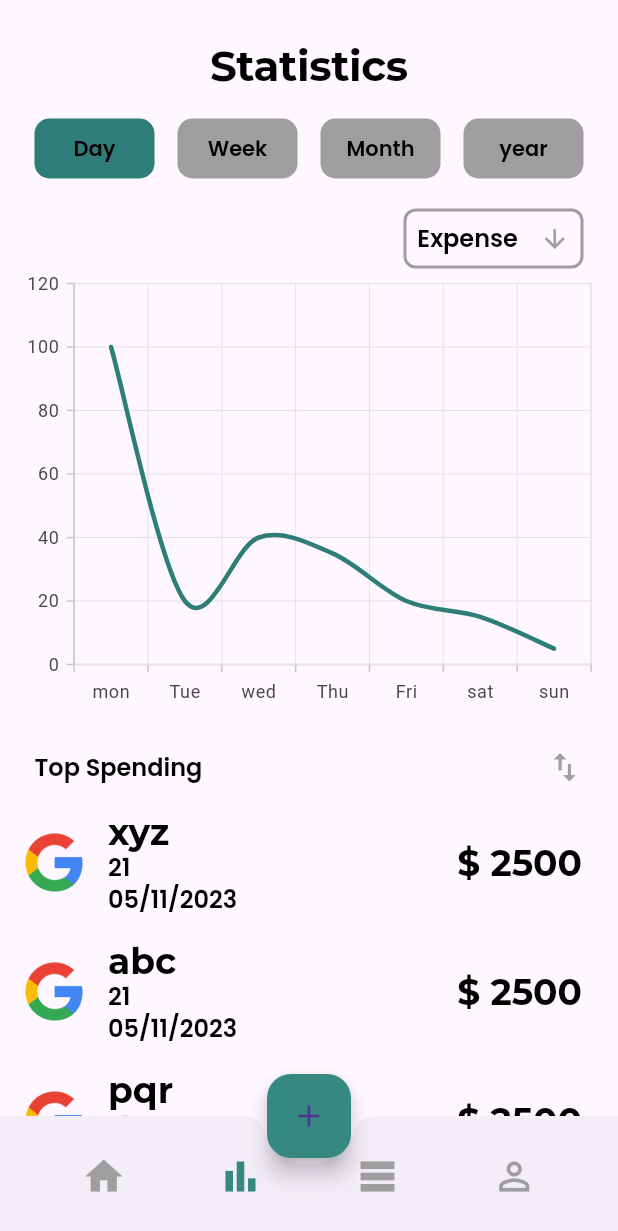
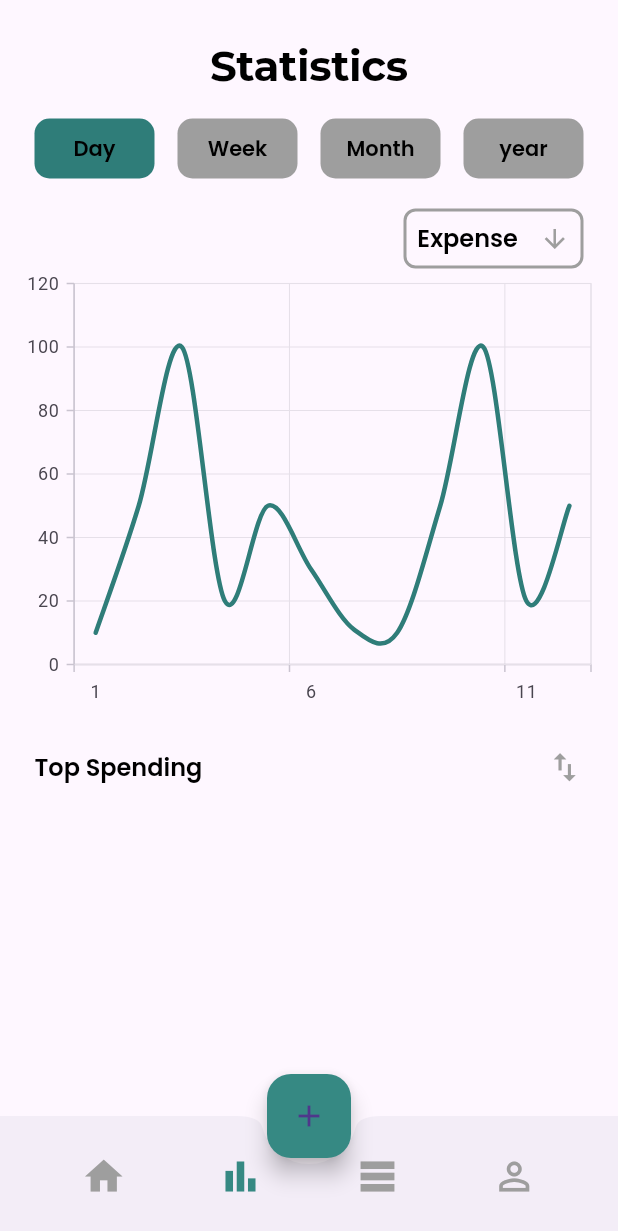
Before and after one commit to faizanlone666/mxpert, a Flutter app: the screen it shows after launch, item 2 of the bottom bar chosen, on a phone screen of 412 x 824 dp. Shown: the top 1231 px of the screen. Run offline on Flutter 3.47's test engine with Material 3 defaults, Android fonts, the phone set to English and light mode, and no system bars; our stand-ins replace flutter_otp_text_field, get, google_fonts, syncfusion_flutter_charts.

Commit message:
fixed the chart screen

```diff
--- a/lib/src/constants/data.dart
+++ b/lib/src/constants/data.dart
@@ -1,32 +1,6 @@
 import 'package:mxpert/src/constants/data_model_for_home_screen.dart';
-import 'package:mxpert/src/constants/image_strings.dart';
 
-List<DataModelForHomeScreen> listData = [
-  DataModelForHomeScreen(
-      itemName: "xyz",
-      quantity: "21",
-      price: "2500",
-      date: "05/11/2023",
-      logo: fGoogleLogoImage),
-  DataModelForHomeScreen(
-      itemName: "abc",
-      quantity: "21",
-      price: "2500",
-      date: "05/11/2023",
-      logo: fGoogleLogoImage),
-  DataModelForHomeScreen(
-      itemName: "pqr",
-      quantity: "21",
-      price: "2500",
-      date: "05/11/2023",
-      logo: fGoogleLogoImage),
-  DataModelForHomeScreen(
-      itemName: "lmn",
-      quantity: "21",
-      price: "2500",
-      date: "05/11/2023",
-      logo: fGoogleLogoImage),
-];
+List<DataModelForHomeScreen> listData = [];
 
 addData(DataModelForHomeScreen dataModelForHomeScreen){
   listData.add(dataModelForHomeScreen);
--- /dev/null
+++ b/lib/src/constants/dataFile.dart
@@ -0,0 +1,21 @@
+import 'dart:collection';
+
+getDataForWeeks(){
+  Map<String, int> weekMap = HashMap();
+  weekMap["Mon"] = 10;
+  weekMap["Tue"] = 50;
+  weekMap["Wed"] = 100;
+  weekMap["Thu"] = 20;
+  weekMap["Fri"] = 50;
+  weekMap["Sat"] = 30;
+  weekMap["Sun"] = 11;
+  switch(2){
+    case 1:
+      print("abc");
+      break;
+    case 2:
+      print("hello");
+      break;
+  }
+  return weekMap;
+}
--- a/lib/src/features/homepage_screen/widgets/home_screen_header_widget.dart
+++ b/lib/src/features/homepage_screen/widgets/home_screen_header_widget.dart
@@ -21,7 +21,7 @@ class HomeScreenHeaderWidget extends StatelessWidget {
           name: fHomeScreenSubTitle,
         ),
         const HomeScreenCardWidget(
-            totalBalance: 0, income: 3500471800, expenses: 2120148539),
+            totalBalance: 0, income: 350047180, expenses: 2120148539),
       ],
     );
   }
--- a/lib/src/features/statistics_screen/chart_screen/chart_screen.dart
+++ b/lib/src/features/statistics_screen/chart_screen/chart_screen.dart
@@ -1,33 +1,118 @@
 import 'package:flutter/material.dart';
+import 'package:get/get.dart';
+import 'package:mxpert/src/constants/dataFile.dart';
 import 'package:mxpert/src/features/statistics_screen/chart_screen/sales_data_model.dart';
+import 'package:mxpert/src/features/statistics_screen/controller/statistics_controller.dart';
 import 'package:syncfusion_flutter_charts/charts.dart';
 
 class ChartScreen extends StatelessWidget {
-  const ChartScreen({super.key});
-
+  const ChartScreen({super.key,required this.staticController});
+  final StatisticsController staticController;
   @override
   Widget build(BuildContext context) {
-    return SizedBox(
-      width: double.infinity,
-      height: 300,
-      child: SfCartesianChart(
+    Widget getsfCartesianChart(){
+      Widget widget =  const Text("data not found");
+      switch(staticController.indexColor.value){
+        case 0:
+          widget =  SfCartesianChart(
             primaryXAxis: CategoryAxis(),
             series: <SplineSeries<SalesDataModel, String>>[
               SplineSeries<SalesDataModel, String>(
                   color: const Color.fromARGB(255, 47, 125, 121),
                   width: 3,
                   dataSource: <SalesDataModel>[
-                SalesDataModel(100, "mon"),
-                SalesDataModel(20, "Tue"),
-                SalesDataModel(40, "wed"),
-                SalesDataModel(35, "Thu"),
-                SalesDataModel(20, "Fri"),
-                SalesDataModel(15, "sat"),
-                SalesDataModel(5, "sun"),
+                    SalesDataModel(getDataForWeeks()["Mon"], "1"),
+                    SalesDataModel(getDataForWeeks()["Tue"], "2"),
+                    SalesDataModel(getDataForWeeks()["Wed"], "3"),
+                    SalesDataModel(getDataForWeeks()["Thu"], "4"),
+                    SalesDataModel(getDataForWeeks()["Fri"], "5"),
+                    SalesDataModel(getDataForWeeks()["Sat"], "6"),
+                    SalesDataModel(getDataForWeeks()["Sun"], "7"),
+                    SalesDataModel(getDataForWeeks()["Mon"], "8"),
+                    SalesDataModel(getDataForWeeks()["Tue"], "9"),
+                    SalesDataModel(getDataForWeeks()["Wed"], "10"),
+                    SalesDataModel(getDataForWeeks()["Thu"], "11"),
+                    SalesDataModel(getDataForWeeks()["Fri"], "12"),
                   ],
                   xValueMapper: (SalesDataModel sales, _) => sales.year,
                   yValueMapper: (SalesDataModel sales, _) => sales.sales)
             ],
+          );
+          break;
+        case 1:
+          widget =  SfCartesianChart(
+      primaryXAxis: CategoryAxis(),
+      series: <SplineSeries<SalesDataModel, String>>[
+      SplineSeries<SalesDataModel, String>(
+      color: const Color.fromARGB(255, 47, 125, 121),
+      width: 3,
+      dataSource: <SalesDataModel>[
+      SalesDataModel(getDataForWeeks()["Mon"], "Mon"),
+      SalesDataModel(getDataForWeeks()["Tue"], "Tue"),
+      SalesDataModel(getDataForWeeks()["Wed"], "Wed"),
+      SalesDataModel(getDataForWeeks()["Thu"], "Thu"),
+      SalesDataModel(getDataForWeeks()["Fri"], "Fri"),
+      SalesDataModel(getDataForWeeks()["Sat"], "Sat"),
+      SalesDataModel(getDataForWeeks()["Sun"], "Sun"),
+      ],
+      xValueMapper: (SalesDataModel sales, _) => sales.year,
+      yValueMapper: (SalesDataModel sales, _) => sales.sales)
+      ],
+      );
+          break;
+        case 2:
+          widget =  SfCartesianChart(
+            primaryXAxis: CategoryAxis(),
+            series: <SplineSeries<SalesDataModel, String>>[
+              SplineSeries<SalesDataModel, String>(
+                  color: const Color.fromARGB(255, 47, 125, 121),
+                  width: 3,
+                  dataSource: <SalesDataModel>[
+                    SalesDataModel(getDataForWeeks()["Mon"], "Jan"),
+                    SalesDataModel(getDataForWeeks()["Tue"], "Feb"),
+                    SalesDataModel(getDataForWeeks()["Wed"], "Mar"),
+                    SalesDataModel(getDataForWeeks()["Thu"], "Apr"),
+                    SalesDataModel(getDataForWeeks()["Fri"], "May"),
+                    SalesDataModel(getDataForWeeks()["Sat"], "Jun"),
+                    SalesDataModel(getDataForWeeks()["Sun"], "Jul"),
+                    SalesDataModel(getDataForWeeks()["Mon"], "Aug"),
+                    SalesDataModel(getDataForWeeks()["Tue"], "Sep"),
+                    SalesDataModel(getDataForWeeks()["Wed"], "Oct"),
+                    SalesDataModel(getDataForWeeks()["Thu"], "Nov"),
+                    SalesDataModel(getDataForWeeks()["Fri"], "Dec"),
+                  ],
+                  xValueMapper: (SalesDataModel sales, _) => sales.year,
+                  yValueMapper: (SalesDataModel sales, _) => sales.sales)
+            ],
+          );
+          break;
+        case 3:
+          widget =  SfCartesianChart(
+            primaryXAxis: CategoryAxis(),
+            series: <SplineSeries<SalesDataModel, String>>[
+              SplineSeries<SalesDataModel, String>(
+                  color: const Color.fromARGB(255, 47, 125, 121),
+                  width: 3,
+                  dataSource: <SalesDataModel>[
+                    SalesDataModel(getDataForWeeks()["Mon"], "2020"),
+                    SalesDataModel(getDataForWeeks()["Tue"], "2021"),
+                    SalesDataModel(getDataForWeeks()["Wed"], "2022"),
+                    SalesDataModel(getDataForWeeks()["Thu"], "2023"),
+                    SalesDataModel(getDataForWeeks()["Fri"], "2024")
+                  ],
+                  xValueMapper: (SalesDataModel sales, _) => sales.year,
+                  yValueMapper: (SalesDataModel sales, _) => sales.sales)
+            ],
+          );
+          break;
+      }
+      return widget;
+    }
+    return SizedBox(
+      width: double.infinity,
+      height: 300,
+      child: Obx(
+        ()=> getsfCartesianChart()
       ),
     );
   }
--- a/lib/src/features/statistics_screen/statistics_screen.dart
+++ b/lib/src/features/statistics_screen/statistics_screen.dart
@@ -1,6 +1,5 @@
 import 'package:flutter/material.dart';
 import 'package:get/get.dart';
-import 'package:mxpert/src/constants/colors.dart';
 import 'package:mxpert/src/constants/data.dart';
 import 'package:mxpert/src/constants/text_strings.dart';
 import 'package:mxpert/src/features/statistics_screen/chart_screen/chart_screen.dart';
@@ -108,7 +107,7 @@ class StatisticsScreen extends StatelessWidget {
                       ],
                     ),
                   ),
-                  const ChartScreen(),
+                  ChartScreen(staticController: statisticsController,),
                   const SizedBox(
                     height: 20.0,
                   ),
```
Also changed, not shown: pubspec.lock. Lines whose indentation alone changed are shown as unchanged.
